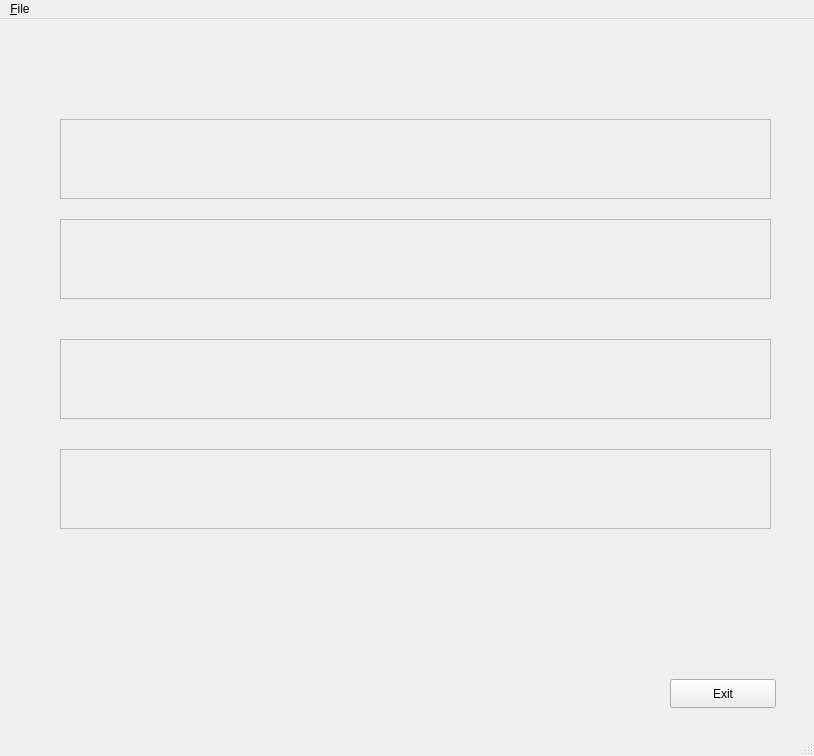
This is forms/main_window.ui in 315iah515/BerlinUhr as Qt 5 draws it before an edit. The edited form follows.
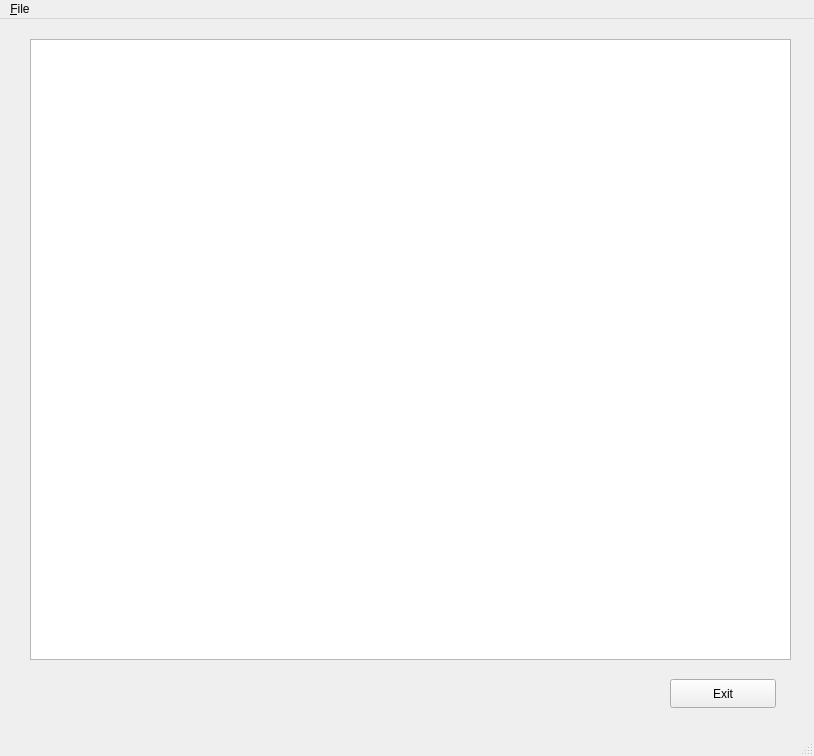
This is the edited form.

Commit message: updated ui file with GraphicsView and two files for QGraphics_RectWidget

What changed in the file:
```diff
--- a/forms/main_window.ui
+++ b/forms/main_window.ui
@@ -27,68 +27,14 @@
      <string>Exit</string>
     </property>
    </widget>
-   <widget class="QFrame" name="FiveHourBlockframe">
+   <widget class="QGraphicsView" name="GraphicsView">
     <property name="geometry">
      <rect>
-      <x>60</x>
-      <y>100</y>
-      <width>711</width>
-      <height>80</height>
+      <x>30</x>
+      <y>20</y>
+      <width>761</width>
+      <height>621</height>
      </rect>
-    </property>
-    <property name="frameShape">
-     <enum>QFrame::StyledPanel</enum>
-    </property>
-    <property name="frameShadow">
-     <enum>QFrame::Raised</enum>
-    </property>
-   </widget>
-   <widget class="QFrame" name="OneHourBlockframe">
-    <property name="geometry">
-     <rect>
-      <x>60</x>
-      <y>200</y>
-      <width>711</width>
-      <height>80</height>
-     </rect>
-    </property>
-    <property name="frameShape">
-     <enum>QFrame::StyledPanel</enum>
-    </property>
-    <property name="frameShadow">
-     <enum>QFrame::Raised</enum>
-    </property>
-   </widget>
-   <widget class="QFrame" name="FiveMinuteBlockframe">
-    <property name="geometry">
-     <rect>
-      <x>60</x>
-      <y>320</y>
-      <width>711</width>
-      <height>80</height>
-     </rect>
-    </property>
-    <property name="frameShape">
-     <enum>QFrame::StyledPanel</enum>
-    </property>
-    <property name="frameShadow">
-     <enum>QFrame::Raised</enum>
-    </property>
-   </widget>
-   <widget class="QFrame" name="OneMinuteBlockframe">
-    <property name="geometry">
-     <rect>
-      <x>60</x>
-      <y>430</y>
-      <width>711</width>
-      <height>80</height>
-     </rect>
-    </property>
-    <property name="frameShape">
-     <enum>QFrame::StyledPanel</enum>
-    </property>
-    <property name="frameShadow">
-     <enum>QFrame::Raised</enum>
     </property>
    </widget>
   </widget>
```
The commit also changes 3 other files.
